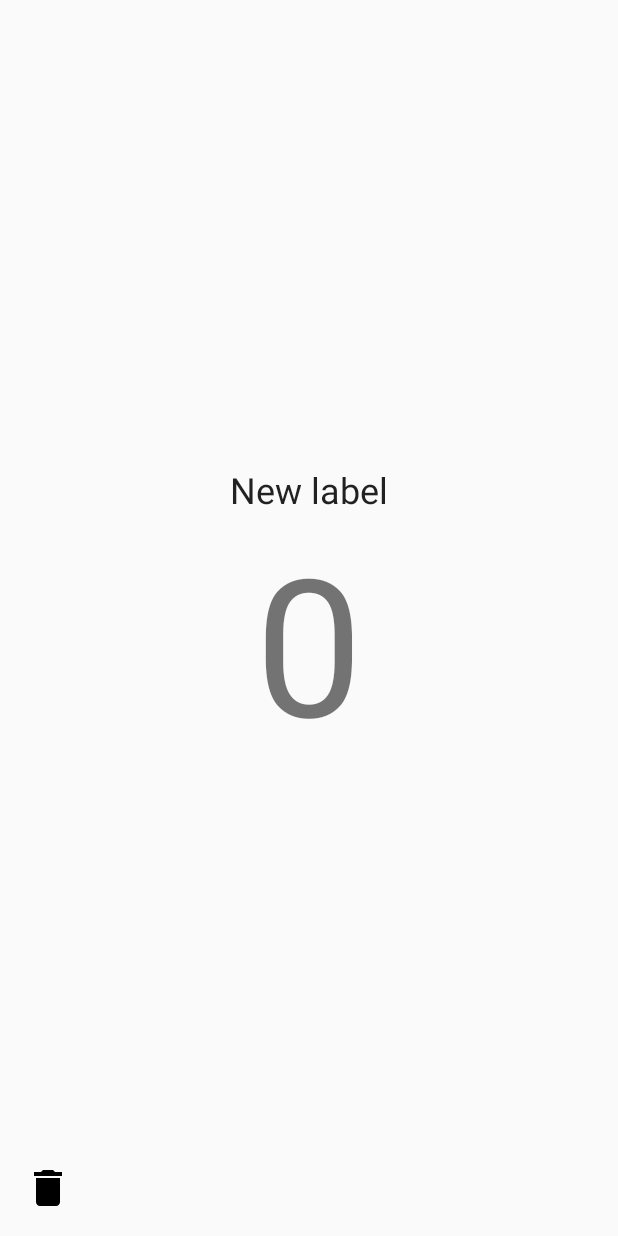
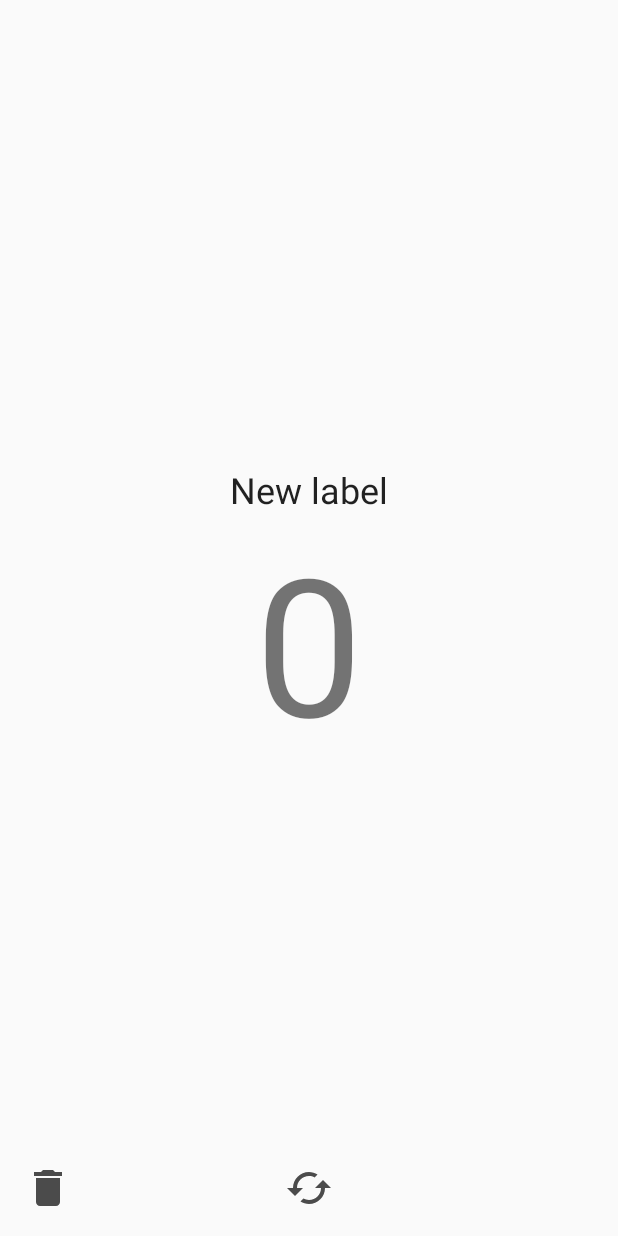
Before and after one commit to nisargjhaveri/Counter, an Android app: the screen it shows after launch (MainActivity), on a phone screen of 412 x 824 dp. Run offline under Robolectric (Android 15) with nearby library versions, the phone set to English and light mode, and no system bars.

Commit message:
Can reset counters to zero

```diff
--- a/app/src/main/java/in/nisargjhaveri/counter/MainActivity.java
+++ b/app/src/main/java/in/nisargjhaveri/counter/MainActivity.java
@@ -177,13 +177,21 @@ public class MainActivity extends AppCompatActivity {
                 }
             });
 
+            final ImageButton resetButton = (ImageButton) rootView.findViewById(R.id.reset_counter);
+            resetButton.setOnClickListener(new View.OnClickListener() {
+                @Override
+                public void onClick(View v) {
+                    count = 0;
+                    countView.setText(String.valueOf(count));
+                    storage_editor.putInt("counter_count_" + counter_id, count);
+                    storage_editor.apply();
+                }
+            });
+
             final ImageButton deleteButton = (ImageButton) rootView.findViewById(R.id.delete_counter);
             deleteButton.setOnClickListener(new View.OnClickListener() {
                 @Override
                 public void onClick(View v) {
-                    final SharedPreferences storage = getActivity().getPreferences(MODE_PRIVATE);
-                    SharedPreferences.Editor storage_editor = storage.edit();
-
                     int counters = storage.getInt(MainActivity.NUMBER_OF_COUNTERS, MainActivity.DEFAULT_NUMBER_OF_COUNTERS) - 1;
 
                     storage_editor.putInt(MainActivity.NUMBER_OF_COUNTERS, counters);
@@ -194,7 +202,6 @@ public class MainActivity extends AppCompatActivity {
 
                     for (int i = current_position + 1; i < ((MainActivity) getActivity()).mSectionsPagerAdapter.getCount(); i++) {
                         storage_editor.putString("counter_uuid_" + i, storage.getString("counter_uuid_" + (i + 1), null));
-                        Log.d("Hey!.all", "counter_uuid_" + i + "     " + storage.getString("counter_uuid_" + i, "NULL2"));
                     }
                     storage_editor.apply();
 
--- /dev/null
+++ b/app/src/main/res/drawable-anydpi/ic_cached.xml
@@ -0,0 +1,9 @@
+<vector xmlns:android="http://schemas.android.com/apk/res/android"
+        android:width="24dp"
+        android:height="24dp"
+        android:viewportWidth="24.0"
+        android:viewportHeight="24.0">
+    <path
+        android:fillColor="#FF000000"
+        android:pathData="M19,8l-4,4h3c0,3.31 -2.69,6 -6,6 -1.01,0 -1.97,-0.25 -2.8,-0.7l-1.46,1.46C8.97,19.54 10.43,20 12,20c4.42,0 8,-3.58 8,-8h3l-4,-4zM6,12c0,-3.31 2.69,-6 6,-6 1.01,0 1.97,0.25 2.8,0.7l1.46,-1.46C15.03,4.46 13.57,4 12,4c-4.42,0 -8,3.58 -8,8H1l4,4 4,-4H6z"/>
+</vector>
--- a/app/src/main/res/layout/fragment_main.xml
+++ b/app/src/main/res/layout/fragment_main.xml
@@ -25,7 +25,7 @@
             android:layout_height="wrap_content"
             android:textAlignment="center"
             android:textSize="@dimen/label_text_size"
-            android:inputType="textAutoComplete"
+            android:inputType="textCapWords|textAutoComplete|textCapSentences|text"
             android:nextFocusForward="@id/section_parent"
             android:background="@android:color/transparent" />
 
@@ -47,6 +47,20 @@
         android:contentDescription="@string/delete_counter"
         android:background="@drawable/ic_delete"
         android:layout_alignParentBottom="true"
-        android:padding="@dimen/fab_margin" />
+        android:padding="@dimen/fab_margin"
+        android:alpha="0.7"
+        />
+
+    <ImageButton
+        android:layout_width="wrap_content"
+        android:layout_height="wrap_content"
+        android:id="@+id/reset_counter"
+        android:layout_gravity="center_horizontal"
+        android:contentDescription="@string/delete_counter"
+        android:background="@drawable/ic_cached"
+        android:padding="@dimen/fab_margin"
+        android:alpha="0.7"
+        android:layout_alignParentBottom="true"
+        android:layout_centerHorizontal="true" />
 
 </RelativeLayout>
```
